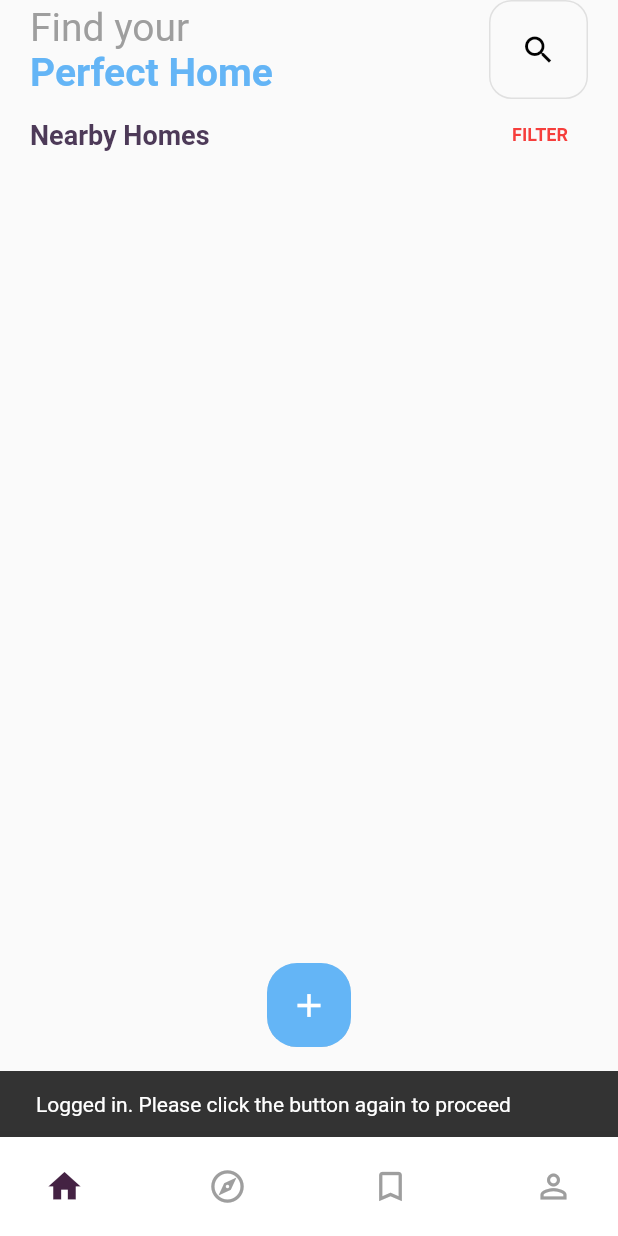
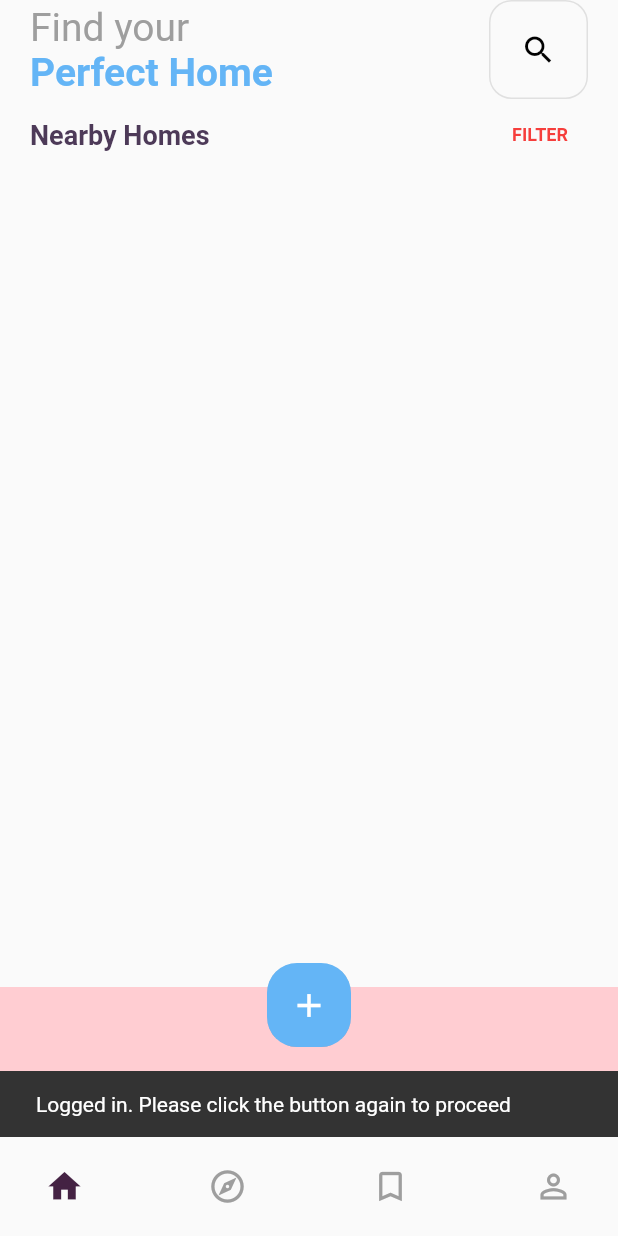
Before and after one commit to Sachitbansal/Property_Dealers_final, a Flutter app: the screen it shows after launch, after a tap on "Login with Google", on a phone screen of 412 x 824 dp. Run offline on Flutter 3.47's test engine with Material 2 defaults, Android fonts, the phone set to English and light mode, and no system bars; our stand-ins replace carousel_slider, cloud_firestore, firebase_auth, firebase_core, firebase_storage, font_awesome_flutter and 4 more; missing offline and left inert: flutter_carousel_slider; accounts and stored records are empty; network calls fail; Roboto replaces fonts that are missing (Play).

Commit message:
proceeded with work. (Displayed add successfully) Next todo: PRIME WORK => when a doc is deleted, the images are also to be removed from firebase. normally only the path is deleted. fix image size on home screen make ui responsive add search bar page finish / remove filter bottom sheet add update property page and also display aad to it

```diff
--- a/lib/pages/home.dart
+++ b/lib/pages/home.dart
@@ -28,7 +28,9 @@ class _HomeState extends State<Home> {
   @override
   void initState() {
     super.initState();
-    Provider.of<AddProvider>(context, listen: false).initialiseHomePageBanner();
+
+      AddProvider adProvider = Provider.of<AddProvider>(context, listen: false);
+      adProvider.initialiseHomePageBanner();
   }
 
   @override
@@ -55,7 +57,6 @@ class _HomeState extends State<Home> {
             );
           });
     }
-
 
     return Scaffold(
       body: SafeArea(
@@ -195,8 +196,7 @@ class _HomeState extends State<Home> {
                                         title: storedocs[i]['title'],
                                         address: storedocs[i]['address'],
                                         bedRooms: storedocs[i]['bedRooms'][0],
-                                          bathRooms: storedocs[i]['bathRooms']
-                                              [0],
+                                        bathRooms: storedocs[i]['bathRooms'][0],
                                         price: storedocs[i]['Price'],
                                         landSize: storedocs[i]['landSize'],
                                         keywords: storedocs[i]['keywords'],
@@ -212,7 +212,23 @@ class _HomeState extends State<Home> {
                           ],
                         ),
                       );
+              },
+            ),
+            SizedBox(
+              child:
+                  Consumer<AddProvider>(builder: (context, adProvider, child) {
+                if (adProvider.isHomePageBannerLoaded) {
+                  return SizedBox(
+                    height: adProvider.homePageBanner.size.height.toDouble(),
+                    child: AdWidget(
+                      ad: adProvider.homePageBanner,
+                    ),
+                  );
+                } else {
+                  return Container(height: 100, color: Colors.red[100],);
+                }
               }),
+            )
           ],
         ),
       ),
@@ -241,29 +257,8 @@ class _HomeState extends State<Home> {
         ),
       ),
 
-
-      //todo: un comment after account approoved
-      // bottomNavigationBar: Consumer<AddProvider>(
-      //   builder: (context, adProvider, child) {
-      //
-      //     if (adProvider.isAddLoaded) {
-      //       return SizedBox(
-      //         height: adProvider.homePageBanner.size.height.toDouble(),
-      //         child: AdWidget(
-      //           ad: adProvider.homePageBanner,
-      //         ),
-      //       );
-      //     }
-      //     else {
-      //       return Container();
-      //     }
-      //
-      //   }
-      // ),
-
-      //todo: normal bottom sheet
-      bottomNavigationBar: BottomAppBar(
-        child: Padding(
+      //todo: un comment after account approved
+      bottomNavigationBar: Padding(
         padding: const EdgeInsets.symmetric(
           horizontal: 30,
           vertical: 20,
@@ -294,8 +289,6 @@ class _HomeState extends State<Home> {
           ],
         ),
       ),
-        color: Colors.white,
-      ),
     );
   }
 }
```
Also changed, not shown: lib/addHelper.dart (+70 -21 lines), lib/pages/add.dart (+30 -57 lines), lib/pages/house_details.dart (+35 -5 lines), lib/widgets.dart (+53 -1 lines). Lines whose indentation alone changed are shown as unchanged.
